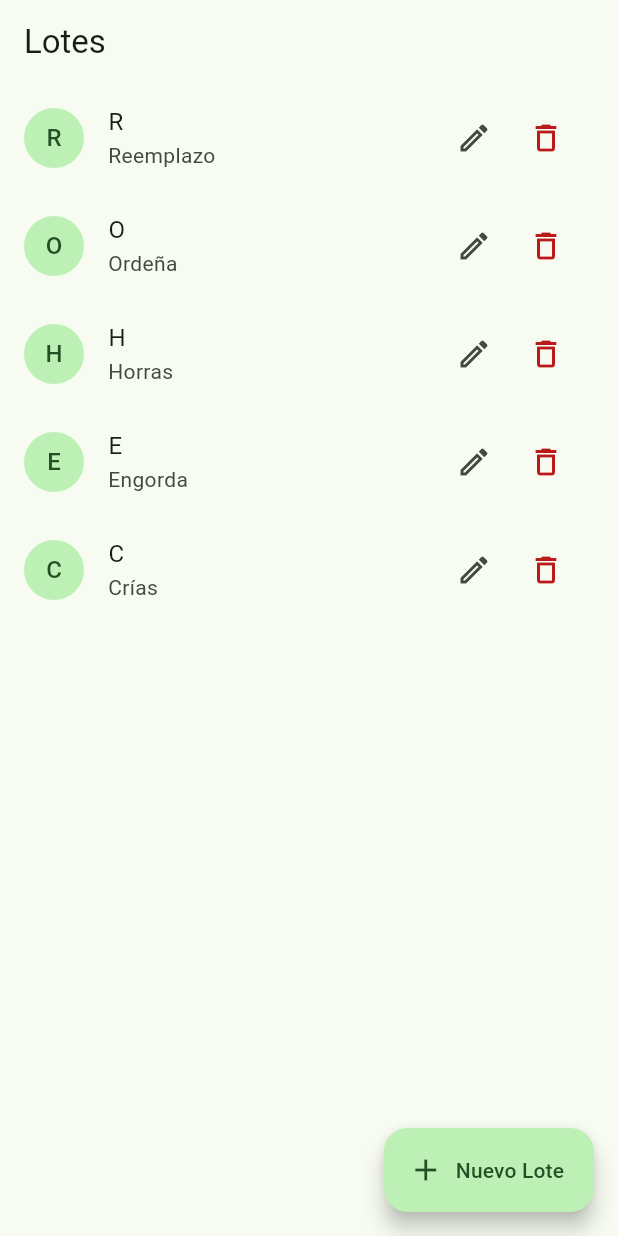
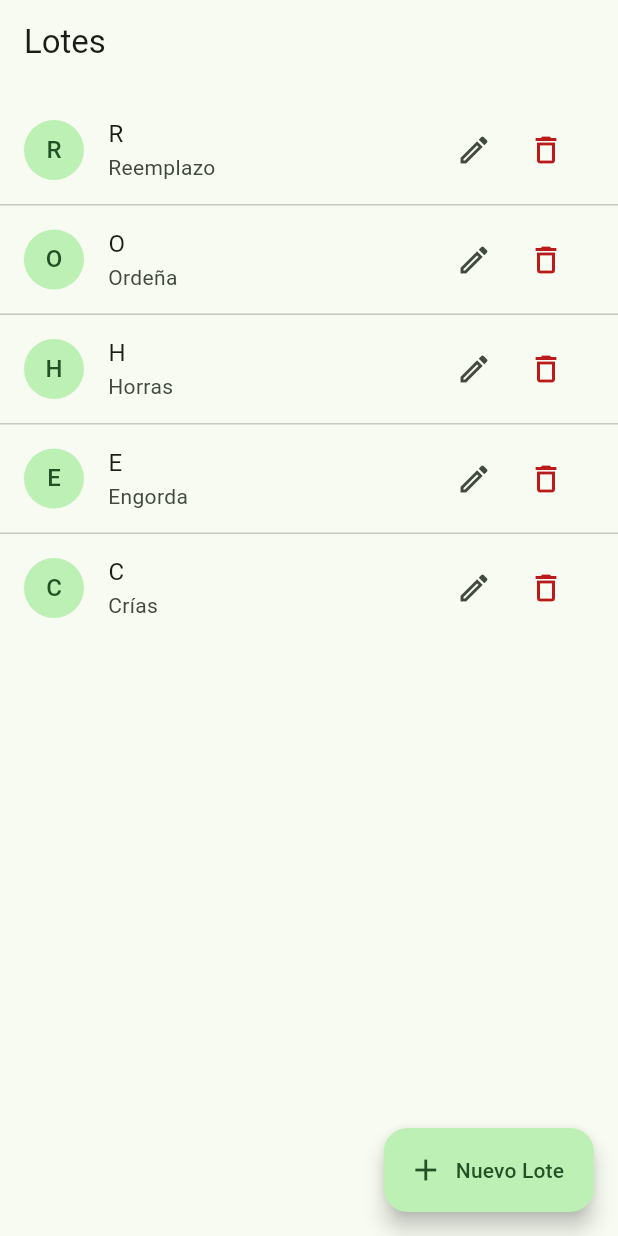
Before and after one commit to BenyHdezM/ProjectBovine, a Flutter app: the LotesListScreen screen opened by its route, on a phone screen of 412 x 824 dp. Run offline on Flutter 3.47's test engine with Material 3 defaults, Android fonts, the phone set to English and light mode, and no system bars; our stand-ins replace drift, drift_flutter, flutter_riverpod, go_router, image_picker; accounts and stored records are empty; generated files the repository leaves out were written again.

Commit message:
refactor: adaptar padding de formularios y listas con LayoutBuilder

```diff
--- a/lib/features/duenos/presentation/screens/dueno_form_screen.dart
+++ b/lib/features/duenos/presentation/screens/dueno_form_screen.dart
@@ -126,6 +126,7 @@ class _DuenoFormScreenState extends ConsumerState<DuenoFormScreen> {
       ),
       body: SingleChildScrollView(
         padding: const EdgeInsets.all(20),
+        child: Center(
           child: Form(
             key: _formKey,
             child: ConstrainedBox(
@@ -196,6 +197,7 @@ class _DuenoFormScreenState extends ConsumerState<DuenoFormScreen> {
             ),
           ),
         ),
+      ),
     );
   }
 }
--- a/lib/features/lotes/presentation/screens/lote_form_screen.dart
+++ b/lib/features/lotes/presentation/screens/lote_form_screen.dart
@@ -125,6 +125,7 @@ class _LoteFormScreenState extends ConsumerState<LoteFormScreen> {
       ),
       body: SingleChildScrollView(
         padding: const EdgeInsets.all(20),
+        child: Center(
           child: Form(
             key: _formKey,
             child: ConstrainedBox(
@@ -165,8 +166,7 @@ class _LoteFormScreenState extends ConsumerState<LoteFormScreen> {
                               ? const SizedBox(
                                   width: 16,
                                   height: 16,
-                                child:
-                                    CircularProgressIndicator(strokeWidth: 2),
+                                  child: CircularProgressIndicator(strokeWidth: 2),
                                 )
                               : const Icon(Icons.save_outlined),
                           label: Text(isLoading
@@ -199,6 +199,7 @@ class _LoteFormScreenState extends ConsumerState<LoteFormScreen> {
             ),
           ),
         ),
+      ),
     );
   }
 }
--- a/lib/features/lotes/presentation/screens/lotes_list_screen.dart
+++ b/lib/features/lotes/presentation/screens/lotes_list_screen.dart
@@ -67,23 +67,62 @@ class _LotesListScreenState extends ConsumerState<LotesListScreen> {
         error: (e, _) => Center(child: Text('Error: $e')),
         data: (lotes) => lotes.isEmpty
             ? const Center(child: Text('No hay lotes registrados.'))
-            : ListView.builder(
+            : LayoutBuilder(
+                builder: (context, constraints) => constraints.maxWidth >= 640
+                    ? SingleChildScrollView(
+                        padding: const EdgeInsets.all(16),
+                        child: Center(
+                          child: DataTable(
+                            headingRowColor: WidgetStateProperty.all(
+                              Theme.of(context).colorScheme.surfaceContainerHighest,
+                            ),
+                            columns: const [
+                              DataColumn(label: Text('Clave')),
+                              DataColumn(label: Text('Descripción')),
+                              DataColumn(label: Text('Acciones')),
+                            ],
+                            rows: lotes.map((l) => DataRow(
+                              cells: [
+                                DataCell(Text(l.clave)),
+                                DataCell(Text(l.descripcion ?? '—')),
+                                DataCell(Row(
+                                  mainAxisSize: MainAxisSize.min,
+                                  children: [
+                                    IconButton(
+                                      icon: const Icon(Icons.edit_outlined),
+                                      tooltip: 'Editar',
+                                      onPressed: () => context.push('/lotes/${l.id}', extra: l),
+                                    ),
+                                    IconButton(
+                                      icon: const Icon(Icons.delete_outline),
+                                      tooltip: 'Eliminar',
+                                      color: Theme.of(context).colorScheme.error,
+                                      onPressed: () => _deleteLote(l),
+                                    ),
+                                  ],
+                                )),
+                              ],
+                            )).toList(),
+                          ),
+                        ),
+                      )
+                    : ListView.separated(
+                        padding: const EdgeInsets.symmetric(vertical: 8),
                         itemCount: lotes.length,
+                        separatorBuilder: (_, __) => const Divider(height: 1),
                         itemBuilder: (context, index) {
                           final l = lotes[index];
                           return ListTile(
                             leading: CircleAvatar(child: Text(l.clave)),
                             title: Text(l.clave),
-                    subtitle:
-                        l.descripcion != null ? Text(l.descripcion!) : null,
+                            subtitle: l.descripcion != null ? Text(l.descripcion!) : null,
                             trailing: Row(
                               mainAxisSize: MainAxisSize.min,
                               children: [
                                 IconButton(
                                   icon: const Icon(Icons.edit_outlined),
                                   tooltip: 'Editar',
-                          onPressed: () =>
-                              context.push('/lotes/${l.id}', extra: l),
+                                  onPressed: () => context.push('/lotes/${l.id}', extra: l),
                                 ),
                                 IconButton(
                                   icon: const Icon(Icons.delete_outline),
@@ -98,6 +137,7 @@ class _LotesListScreenState extends ConsumerState<LotesListScreen> {
                         },
                       ),
               ),
+      ),
       floatingActionButton: FloatingActionButton.extended(
         onPressed: () => context.push('/lotes/new'),
         icon: const Icon(Icons.add),
```
Also changed, not shown: lib/features/duenos/presentation/screens/duenos_list_screen.dart (+44 -2 lines). Lines whose indentation alone changed are shown as unchanged.
